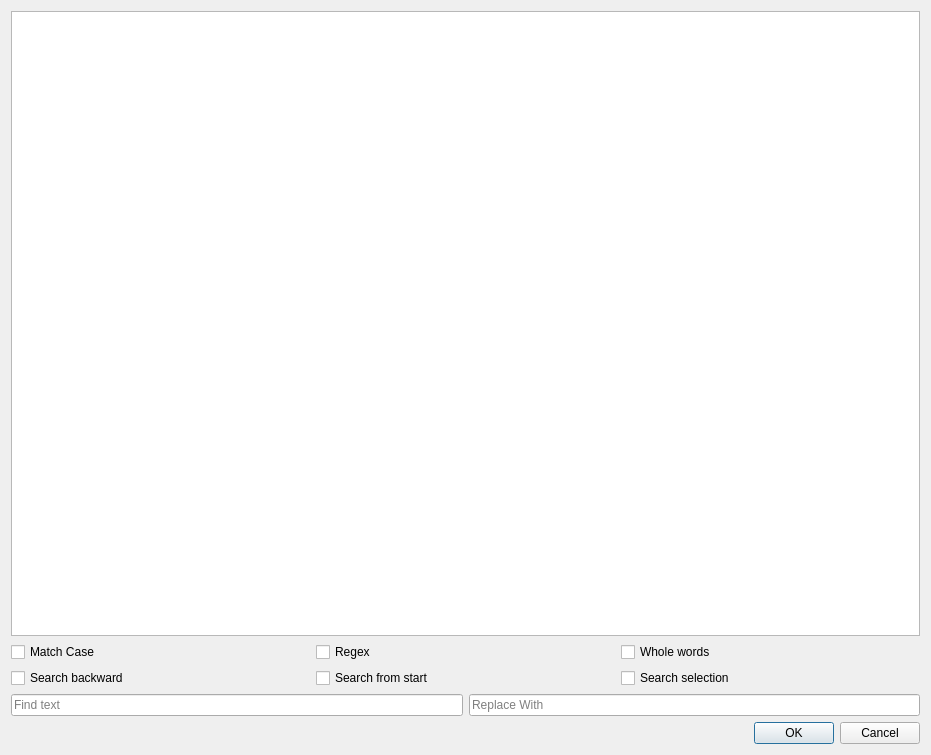
The window that find_and_replace/main.ui (dertwist/Hammer5Tools) describes before a commit, drawn with Qt 5.
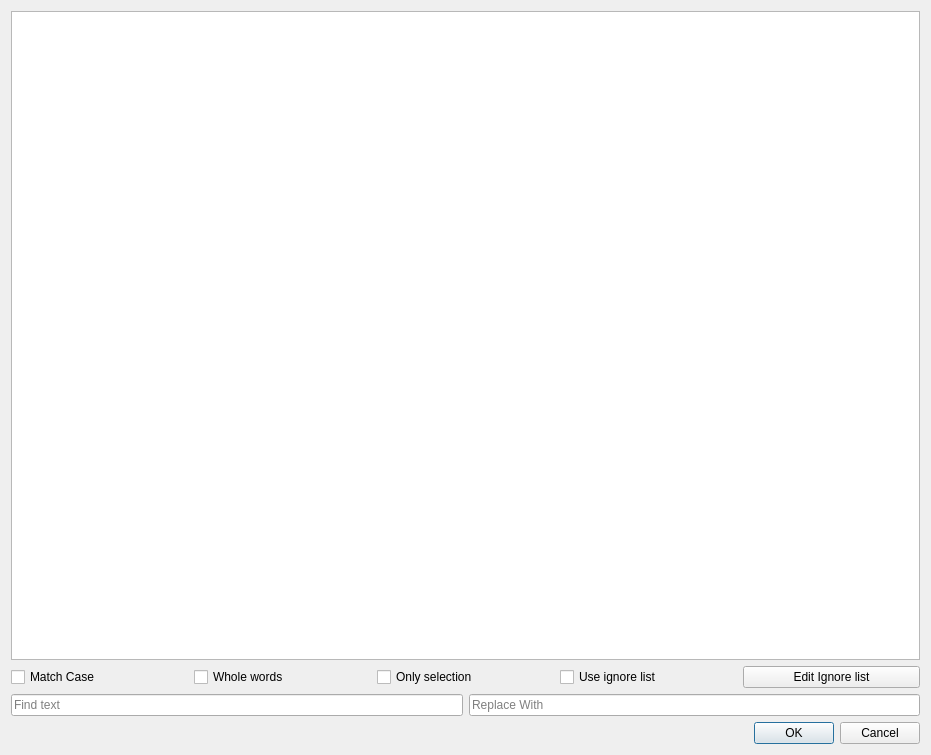
The same window after the commit.

Commit message: [FindAndReplace] Added ignore list button and checkbox. Removed regex

Diff of the .ui file:
```diff
--- a/find_and_replace/main.ui
+++ b/find_and_replace/main.ui
@@ -28,13 +28,6 @@
          </property>
         </widget>
        </item>
-       <item>
-        <widget class="QCheckBox" name="regex_checkBox">
-         <property name="text">
-          <string>Regex</string>
-         </property>
-        </widget>
-       </item>
        <item>
         <widget class="QCheckBox" name="whole_words_checkBox">
          <property name="text">
@@ -42,33 +35,32 @@
          </property>
         </widget>
        </item>
-      </layout>
-     </item>
      <item>
-      <layout class="QHBoxLayout" name="horizontalLayout_2">
-       <item>
-        <widget class="QCheckBox" name="serach_backward_checkBox">
+        <widget class="QCheckBox" name="only_selection_checkBox">
          <property name="text">
-          <string>Search backward</string>
+          <string>Only selection</string>
          </property>
         </widget>
        </item>
        <item>
-        <widget class="QCheckBox" name="search_from_start_checkBox">
+        <widget class="QCheckBox" name="user_ignore_list_checkBox">
          <property name="text">
-          <string>Search from start</string>
+          <string>Use ignore list</string>
          </property>
         </widget>
        </item>
        <item>
-        <widget class="QCheckBox" name="serach_selection_checkBox">
+        <widget class="QPushButton" name="edit_ignore_list_button">
          <property name="text">
-          <string>Search selection</string>
+          <string>Edit Ignore list</string>
          </property>
         </widget>
        </item>
       </layout>
      </item>
+     <item>
+      <layout class="QHBoxLayout" name="horizontalLayout_2"/>
+     </item>
      <item>
       <layout class="QHBoxLayout" name="horizontalLayout_3">
        <item>
```
Lines whose indentation alone changed are shown as unchanged. The commit also changes 3 other files.
